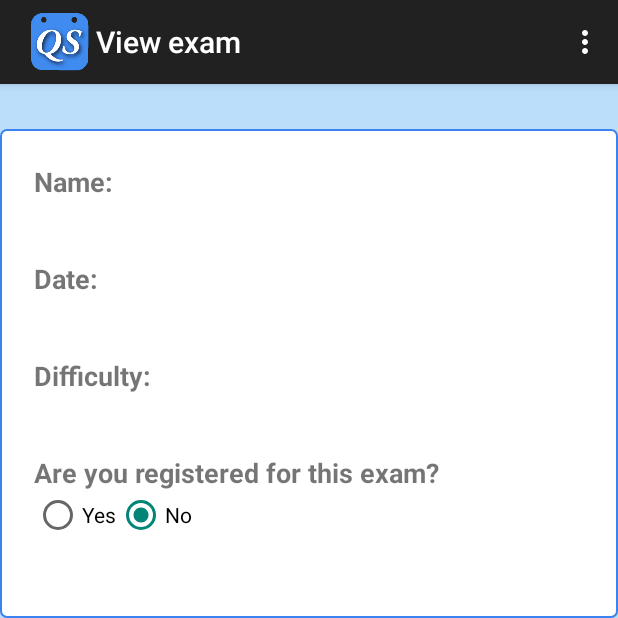
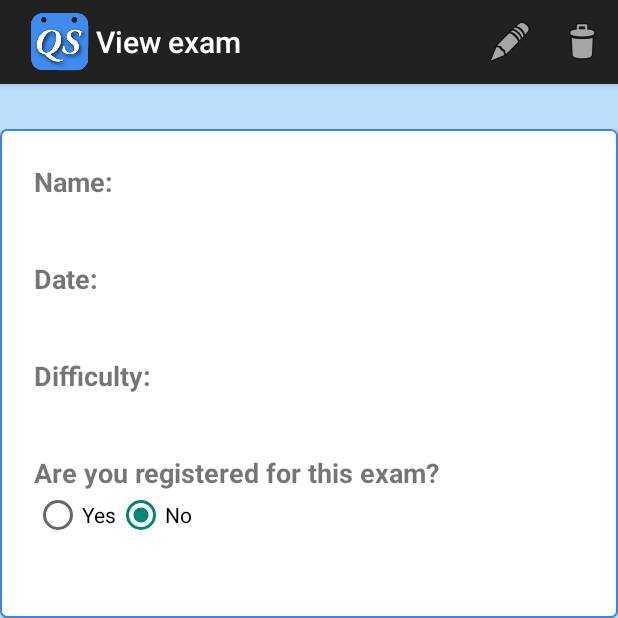
Before and after one commit to Luigi1992/quick-study, an Android app: the ViewExamActivity screen opened directly, with no data from a screen before it, on a phone screen of 412 x 824 dp, the top half of it. Run offline under Robolectric (Android 15) with nearby library versions, the phone set to English and light mode, and no system bars; 4 statements that could not run were skipped.

Commit message:
Added Edit and Delete on action bar of activity_view_exam.xml

```diff
--- a/app/src/main/res/menu/menu_view_exam.xml
+++ b/app/src/main/res/menu/menu_view_exam.xml
@@ -6,10 +6,10 @@
         android:icon="@android:drawable/ic_menu_edit"
         android:title="Edit"
         android:orderInCategory="1"
-        android:showAsAction="always" />
+        app:showAsAction="always" />
     <item android:id="@+id/action_delete"
         android:icon="@android:drawable/ic_menu_delete"
         android:title="Delete"
         android:orderInCategory="2"
-        android:showAsAction="always" />
+        app:showAsAction="always" />
 </menu>
```
